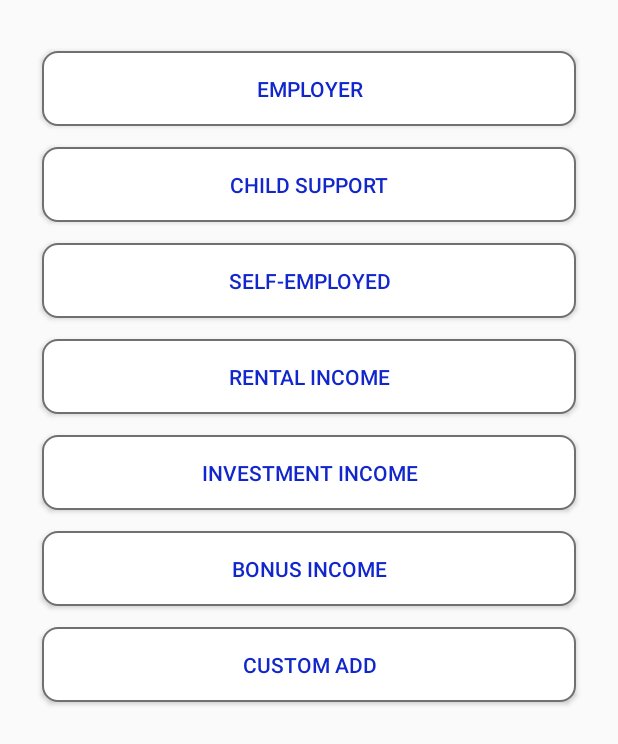
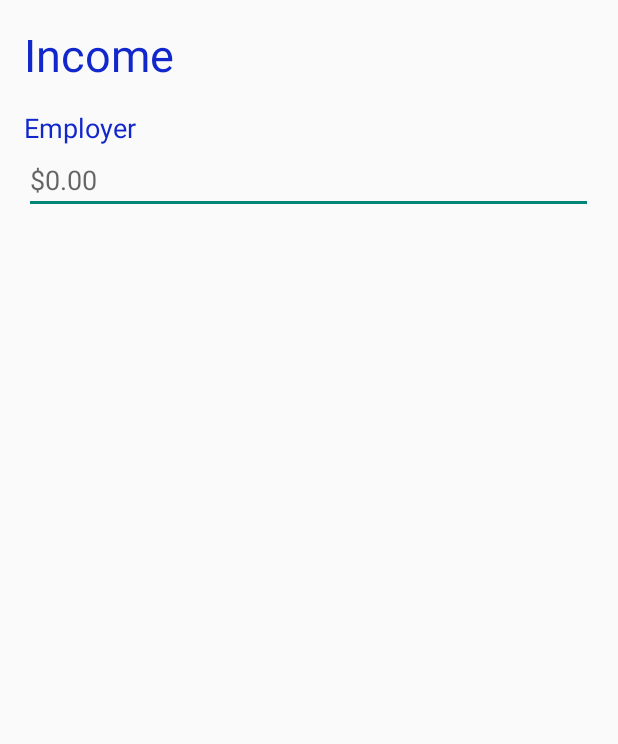
Before and after one commit to CIS4952/CIS4951, an Android app: the budgetStartSelect screen opened directly, with no data from a screen before it, after a tap on "INCOME", on a phone screen of 412 x 824 dp. Shown: the top 744 px of the screen. Run offline under Robolectric (Android 15) with nearby library versions, the phone set to English and light mode, and no system bars.

Commit message:
new income page

```diff
--- a/app/src/main/AndroidManifest.xml
+++ b/app/src/main/AndroidManifest.xml
@@ -23,7 +23,8 @@
         <activity android:name=".incomeSelection" />
         <activity android:name=".expenseSelection" />
         <activity android:name=".employerSelection" />
-        <activity android:name=".childSupportAmount"></activity>
+        <activity android:name=".childSupportAmount" />
+        <activity android:name=".scrollingIncomeInputPage"></activity>
     </application>
 
 </manifest>
--- a/app/src/main/java/linkubank/linkubank/budgetStartSelect.java
+++ b/app/src/main/java/linkubank/linkubank/budgetStartSelect.java
@@ -34,7 +34,7 @@ public class budgetStartSelect extends AppCompatActivity {
     }
 
     public void linkToIncome() {
-        Intent intent1 = new Intent(this, incomeSelection.class);
+        Intent intent1 = new Intent(this, scrollingIncomeInputPage.class);
         startActivity(intent1);
     }
 
--- /dev/null
+++ b/app/src/main/java/linkubank/linkubank/scrollingIncomeInputPage.java
@@ -0,0 +1,13 @@
+package linkubank.linkubank;
+
+import android.support.v7.app.AppCompatActivity;
+import android.os.Bundle;
+
+public class scrollingIncomeInputPage extends AppCompatActivity {
+
+    @Override
+    protected void onCreate(Bundle savedInstanceState) {
+        super.onCreate(savedInstanceState);
+        setContentView(R.layout.activity_scrolling_income_input_page);
+    }
+}
--- /dev/null
+++ b/app/src/main/res/layout/activity_scrolling_income_input_page.xml
@@ -0,0 +1,55 @@
+<?xml version="1.0" encoding="utf-8"?>
+<android.support.constraint.ConstraintLayout xmlns:android="http://schemas.android.com/apk/res/android"
+    xmlns:app="http://schemas.android.com/apk/res-auto"
+    xmlns:tools="http://schemas.android.com/tools"
+    android:layout_width="match_parent"
+    android:layout_height="match_parent"
+    tools:context=".scrollingIncomeInputPage"
+    tools:layout_editor_absoluteY="25dp">
+
+    <TextView
+        android:id="@+id/textView3"
+        android:layout_width="wrap_content"
+        android:layout_height="wrap_content"
+        android:layout_marginLeft="16dp"
+        android:layout_marginStart="16dp"
+        android:layout_marginTop="16dp"
+        android:text="@string/btnIncome"
+        android:textColor="@color/blueText"
+        android:textSize="30sp"
+        app:layout_constraintStart_toStartOf="parent"
+        app:layout_constraintTop_toTopOf="parent" />
+
+    <ScrollView
+        android:layout_width="379dp"
+        android:layout_height="662dp"
+        android:layout_marginLeft="16dp"
+        android:layout_marginStart="16dp"
+        android:layout_marginTop="16dp"
+        app:layout_constraintStart_toStartOf="parent"
+        app:layout_constraintTop_toBottomOf="@+id/textView3">
+
+        <LinearLayout
+            android:layout_width="match_parent"
+            android:layout_height="wrap_content"
+            android:orientation="vertical">
+
+            <TextView
+                android:id="@+id/textView4"
+                android:layout_width="wrap_content"
+                android:layout_height="wrap_content"
+                android:text="@string/btnEmployer"
+                android:textColor="@color/blueText"
+                android:textSize="18sp" />
+
+            <EditText
+                android:id="@+id/editTextEmployerIncome"
+                android:layout_width="match_parent"
+                android:layout_height="wrap_content"
+                android:ems="10"
+                android:hint="@string/editTextEnterAmount"
+                android:inputType="numberDecimal" />
+        </LinearLayout>
+    </ScrollView>
+
+</android.support.constraint.ConstraintLayout>
--- a/app/src/main/res/values/strings.xml
+++ b/app/src/main/res/values/strings.xml
@@ -21,4 +21,6 @@
     <string name="btnBonusIncome">Bonus Income</string>
     <string name="btnCustomAdd">Custom Add</string>
     <string name="txtViewCompensationAmount">Please enter your compensation amount</string>
+    <string name="txtViewChildSupportAmt">Please enter your amount support income</string>
+    <string name="editTextEnterAmount">$0.00</string>
 </resources>
```
Also changed, not shown: app/src/main/res/layout/activity_child_support_amount.xml (+29 -0 lines), app/src/main/res/layout/activity_employer_selection.xml (+3 -5 lines).
